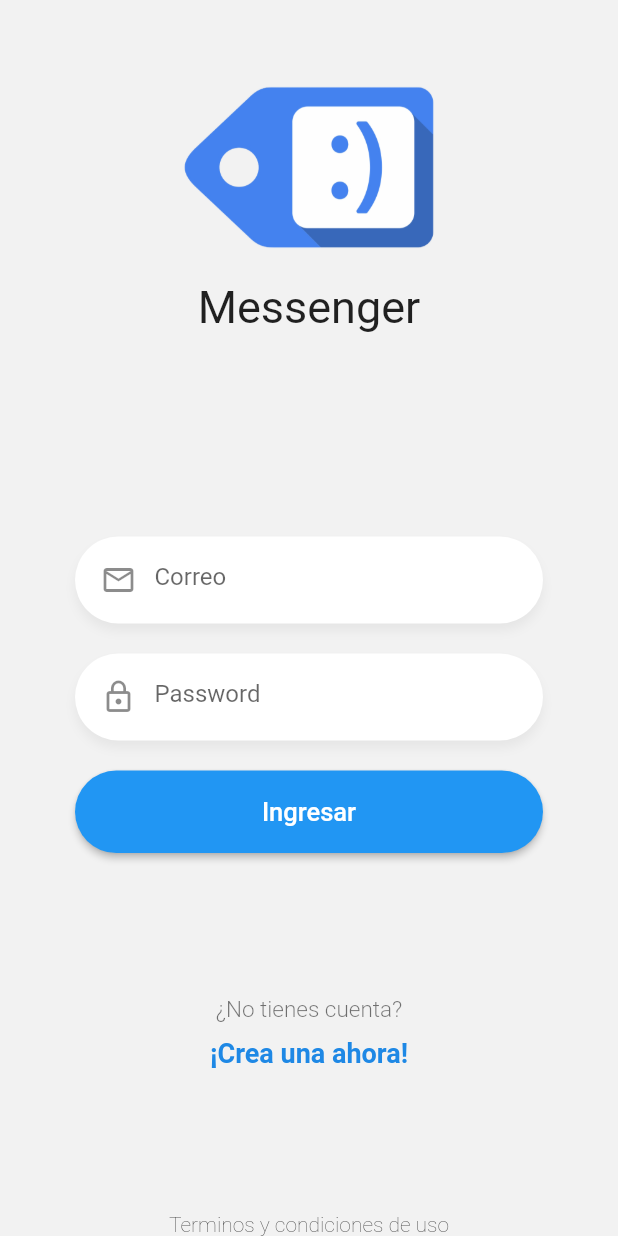
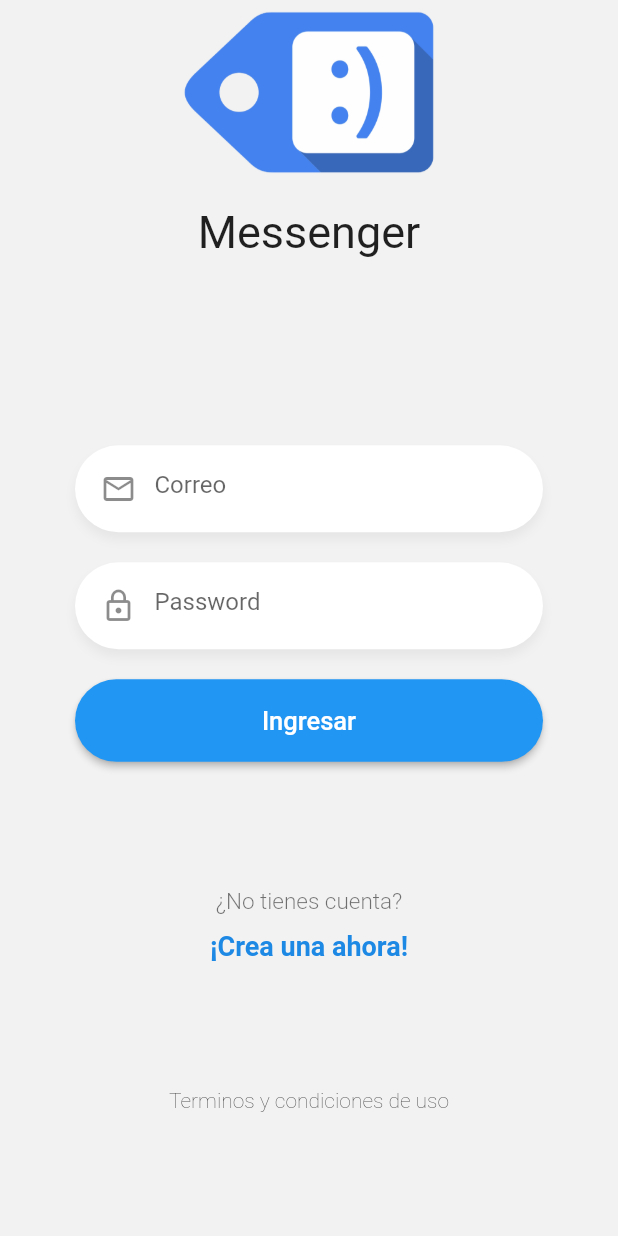
Before and after one commit to charger513/chat, a Flutter app: the screen it shows after launch, on a phone screen of 412 x 824 dp. Run offline on Flutter 3.47's test engine with Material 2 defaults, Android fonts, the phone set to English and light mode, and no system bars.

Commit message:
SingleChildScrollView

```diff
--- a/lib/pages/login_page.dart
+++ b/lib/pages/login_page.dart
@@ -10,7 +10,10 @@ class LoginPage extends StatelessWidget {
   Widget build(BuildContext context) {
     return Scaffold(
       backgroundColor: Color(0xFFF2F2F2),
-      body: SafeArea(
+      body: SingleChildScrollView(
+        child: SafeArea(
+          child: Container(
+            height: MediaQuery.of(context).size.height * 0.9,
             child: Column(
               mainAxisAlignment: MainAxisAlignment.spaceBetween,
               children: [
@@ -24,6 +27,8 @@ class LoginPage extends StatelessWidget {
                   ),
                 ),
               ],
+            ),
+          ),
         ),
       ),
     );
--- a/lib/widgets/logo.dart
+++ b/lib/widgets/logo.dart
@@ -7,7 +7,7 @@ class Logo extends StatelessWidget {
   Widget build(BuildContext context) {
     return Center(
       child: Container(
-        margin: const EdgeInsets.only(top: 50),
+        // margin: const EdgeInsets.only(top: 50),
         width: 170,
         child: Column(
           children: [
```
Lines whose indentation alone changed are shown as unchanged.
